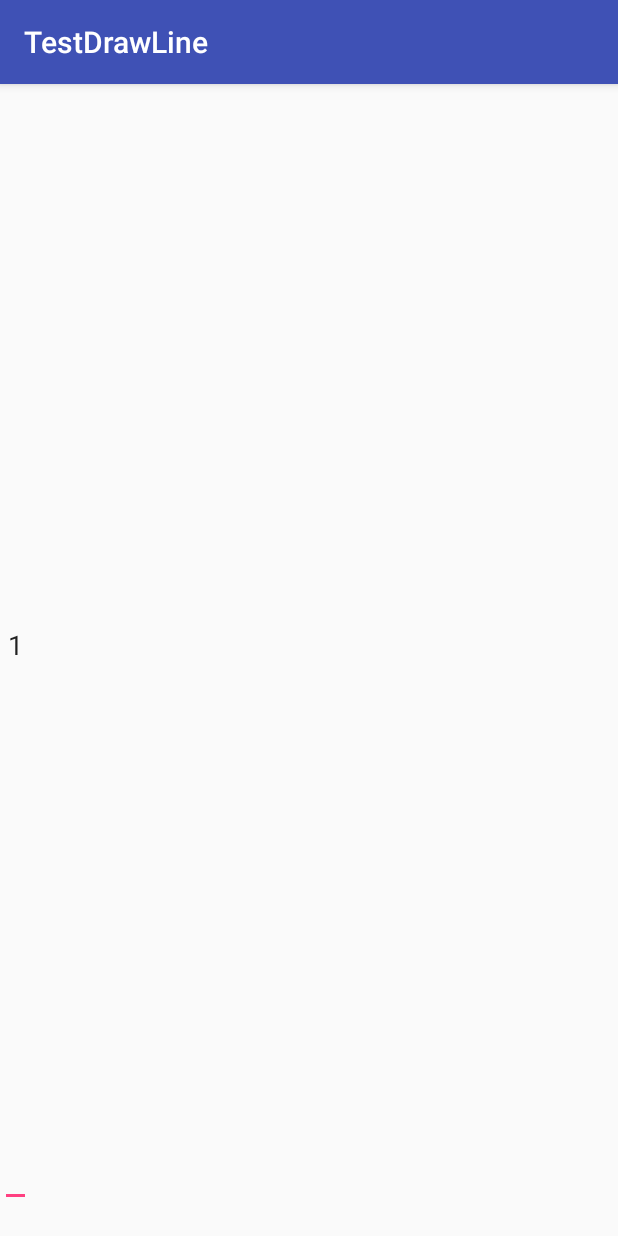
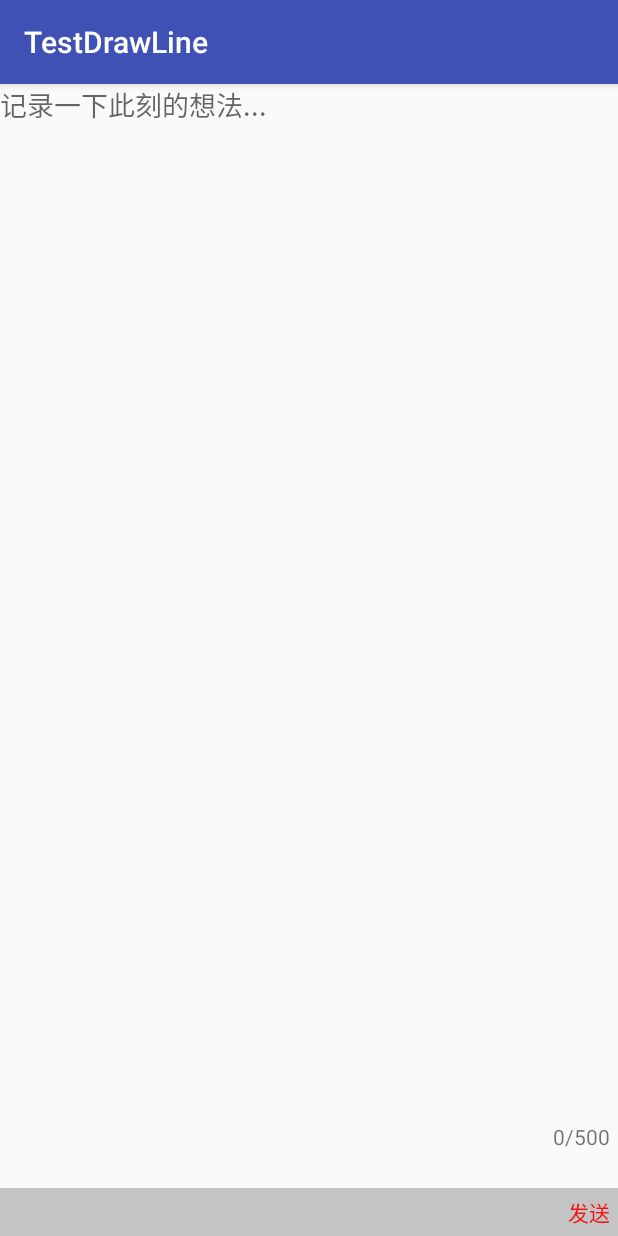
Before and after one commit to xunuosi/SelectableHelp, an Android app: the FlaotActivity screen opened directly, with no data from a screen before it, on a phone screen of 412 x 824 dp. Run offline under Robolectric (Android 15) with nearby library versions, the phone set to English and light mode, and no system bars.

Commit message:
加入了评论界面的布局

```diff
--- a/app/src/main/res/layout/activity_float.xml
+++ b/app/src/main/res/layout/activity_float.xml
@@ -3,17 +3,46 @@
               android:orientation="vertical"
               android:layout_width="match_parent"
               android:layout_height="match_parent">
-    <EditText
-        android:id="@+id/et"
-        android:layout_width="wrap_content"
+    <RelativeLayout
+        android:layout_width="match_parent"
         android:layout_height="0dp"
-        android:layout_weight="1"
-        android:text="1"
-        android:gravity="center"/>
+        android:orientation="vertical"
+        android:layout_weight="1">
+
+        <EditText
+            android:id="@+id/et"
+            android:layout_width="wrap_content"
+            android:layout_height="wrap_content"
+            android:hint="@string/note_hint"
+            android:background="@null"/>
+        <TextView
+            android:id="@+id/tv_count"
+            android:layout_width="wrap_content"
+            android:layout_height="wrap_content"
+            android:layout_alignParentBottom="true"
+            android:layout_alignParentRight="true"
+            android:padding="5dp"
+            android:gravity="center"
+            android:text="0/500"/>
+    </RelativeLayout>
     <TextView
         android:id="@+id/tv_show"
         android:layout_width="match_parent"
         android:layout_height="wrap_content"
         android:maxLines="2"
         android:ellipsize="end"/>
+    <RelativeLayout
+        android:layout_width="match_parent"
+        android:layout_height="wrap_content"
+        android:background="@color/white_dark">
+        <TextView
+            android:id="@+id/tv_send"
+            android:layout_width="wrap_content"
+            android:layout_height="wrap_content"
+            android:layout_alignParentRight="true"
+            android:padding="5dp"
+            android:text="@string/send"
+            android:textColor="@color/red"
+            android:gravity="center"/>
+    </RelativeLayout>
 </LinearLayout>
--- a/app/src/main/res/values/colors.xml
+++ b/app/src/main/res/values/colors.xml
@@ -10,4 +10,5 @@
     <color name="selected_blue">#afe1f4</color>
     <color name="red">#f21212</color>
     <color name="blue">#29c1f4</color>
+    <color name="white_dark">#c4c4c4</color>
 </resources>
--- a/app/src/main/res/values/strings.xml
+++ b/app/src/main/res/values/strings.xml
@@ -13,4 +13,6 @@
     </string>
     <string name="delete">删除</string>
     <string name="note">笔记</string>
+    <string name="note_hint">记录一下此刻的想法...</string>
+    <string name="send">发送</string>
 </resources>
```
